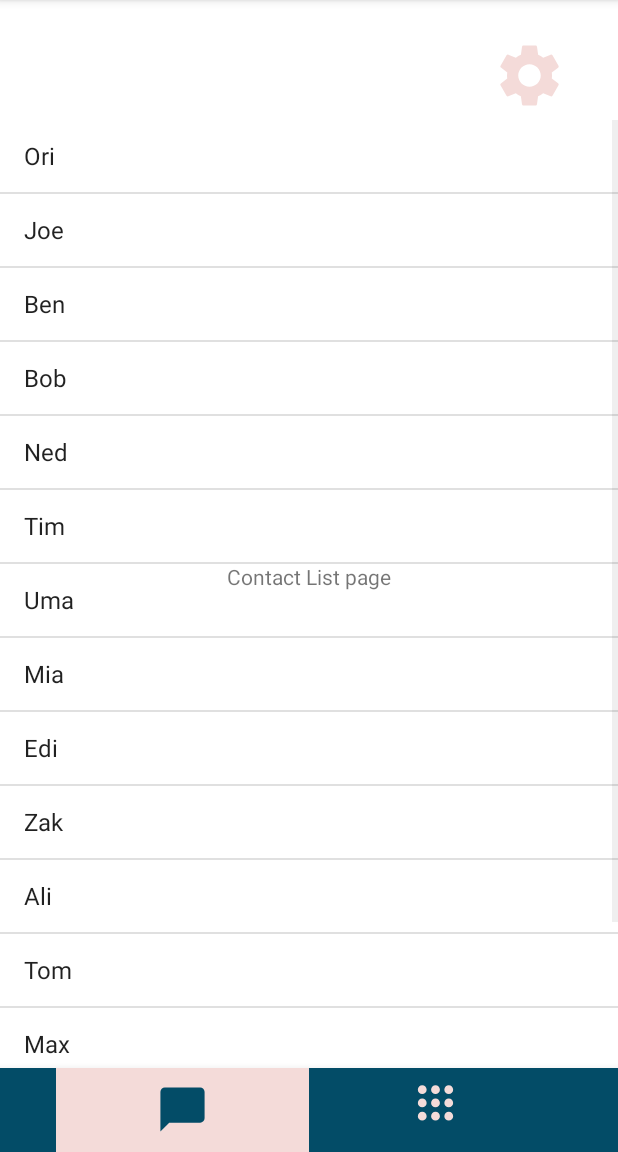
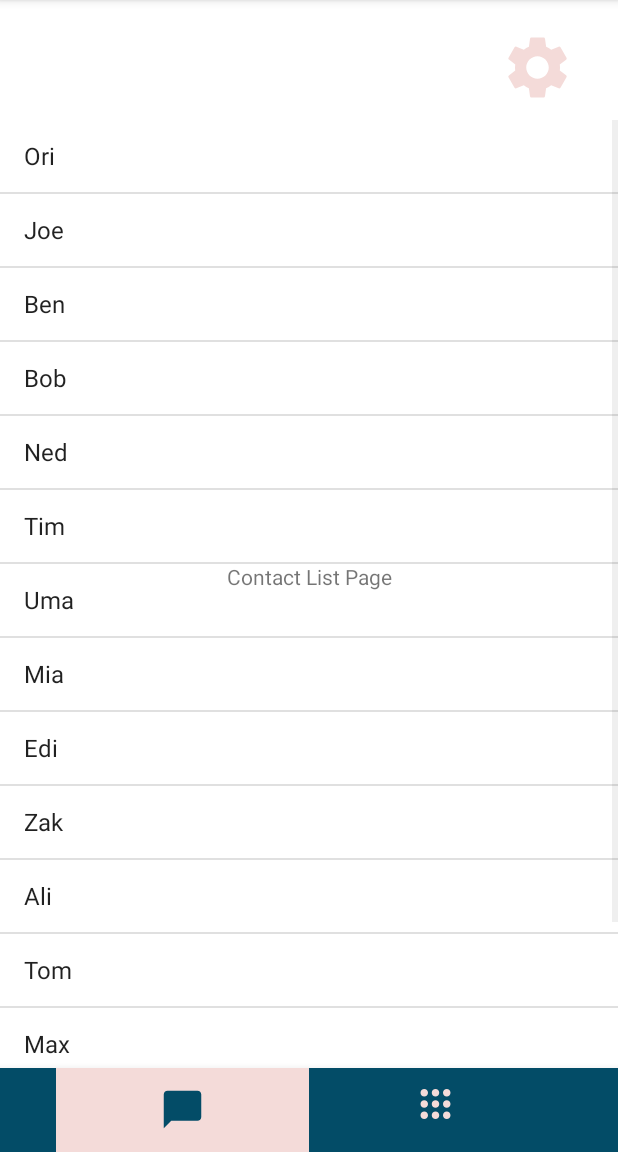
Before and after one commit to YutingShang/SocialMemedia, an Android app: the ContactListActivity screen opened directly, with no data from a screen before it, on a phone screen of 412 x 824 dp, the part 84-1236 px from its top. Run offline under Robolectric (Android 15) with nearby library versions, the phone set to English and light mode, and no system bars.

Commit message:
Dimensions and strings xml resource Social Memedia V 1.0

```diff
--- a/app/src/main/res/layout/activity_chat.xml
+++ b/app/src/main/res/layout/activity_chat.xml
@@ -10,7 +10,7 @@
         android:id="@+id/chattext"
         android:layout_width="wrap_content"
         android:layout_height="wrap_content"
-        android:text="Chat page"
+        android:text="@string/chatPage"
         app:layout_constraintBottom_toBottomOf="parent"
         app:layout_constraintLeft_toLeftOf="parent"
         app:layout_constraintRight_toRightOf="parent"
@@ -20,8 +20,8 @@
         android:id="@+id/backButton"
         android:layout_width="wrap_content"
         android:layout_height="wrap_content"
-        android:layout_marginStart="16dp"
-        android:layout_marginTop="16dp"
+        android:layout_marginStart="@dimen/generalSpace"
+        android:layout_marginTop="@dimen/generalSpace"
         android:src="@drawable/ic_baseline_arrow_back_24"
         app:tint="@color/fresco_pink"
         app:layout_constraintStart_toStartOf="parent"
--- a/app/src/main/res/layout/activity_contact_list.xml
+++ b/app/src/main/res/layout/activity_contact_list.xml
@@ -10,7 +10,7 @@
         android:id="@+id/contactListtext"
         android:layout_width="wrap_content"
         android:layout_height="wrap_content"
-        android:text="Contact List page"
+        android:text="@string/contactListPage"
         app:layout_constraintBottom_toBottomOf="parent"
         app:layout_constraintLeft_toLeftOf="parent"
         app:layout_constraintRight_toRightOf="parent"
@@ -24,8 +24,8 @@
         android:src="@drawable/ic_baseline_settings_24"
         app:layout_constraintEnd_toEndOf="parent"
         app:layout_constraintTop_toTopOf="parent"
-        android:layout_marginTop="15dp"
-        android:layout_marginRight="15dp"
+        android:layout_marginTop="@dimen/generalSpace"
+        android:layout_marginEnd="@dimen/generalSpace"
         style="?android:borderlessButtonStyle"
         app:tint="@color/fresco_pink" />
 
@@ -49,7 +49,7 @@
         app:itemBackground="@color/tab_color"
         app:itemTextColor="@drawable/selector"
         app:itemIconTint="@drawable/selector"
-        app:itemIconSize="35dp"
+        app:itemIconSize="@dimen/iconSmall"
         app:menu="@menu/menu_navigation"
         app:layout_constraintBottom_toBottomOf="parent"
         app:labelVisibilityMode="unlabeled"
--- a/app/src/main/res/layout/activity_meme_feed.xml
+++ b/app/src/main/res/layout/activity_meme_feed.xml
@@ -10,7 +10,7 @@
         android:id="@+id/memeFeedtext"
         android:layout_width="wrap_content"
         android:layout_height="wrap_content"
-        android:text="Meme feed page"
+        android:text="@string/memeFeedPage"
         app:layout_constraintBottom_toBottomOf="parent"
         app:layout_constraintLeft_toLeftOf="parent"
         app:layout_constraintRight_toRightOf="parent"
--- a/app/src/main/res/layout/activity_meme_menu.xml
+++ b/app/src/main/res/layout/activity_meme_menu.xml
@@ -10,7 +10,7 @@
         android:id="@+id/memeMenutext"
         android:layout_width="wrap_content"
         android:layout_height="wrap_content"
-        android:text="Meme menu page"
+        android:text="@string/memeMenuPage"
         app:layout_constraintBottom_toBottomOf="parent"
         app:layout_constraintLeft_toLeftOf="parent"
         app:layout_constraintRight_toRightOf="parent"
@@ -24,10 +24,10 @@
         app:itemBackground="@color/tab_color"
         app:itemTextColor="@drawable/selector"
         app:itemIconTint="@drawable/selector"
+        app:itemIconSize="@dimen/iconSmall"
         app:menu="@menu/menu_navigation"
         app:layout_constraintBottom_toBottomOf="parent"
         app:labelVisibilityMode="unlabeled"
-        app:itemIconSize="35dp"
         />
 
 
--- a/app/src/main/res/layout/activity_signup.xml
+++ b/app/src/main/res/layout/activity_signup.xml
@@ -10,7 +10,7 @@
         android:id="@+id/signUptext"
         android:layout_width="wrap_content"
         android:layout_height="wrap_content"
-        android:text="Sign Up page"
+        android:text="@string/signUpPage"
         app:layout_constraintBottom_toBottomOf="parent"
         app:layout_constraintLeft_toLeftOf="parent"
         app:layout_constraintRight_toRightOf="parent"
@@ -20,7 +20,7 @@
         android:layout_width="wrap_content"
         android:layout_height="wrap_content"
         android:id="@+id/signUpButton"
-        android:text="Sign Up"
+        android:text="@string/signUp"
         app:layout_constraintBottom_toBottomOf="parent"
         app:layout_constraintLeft_toLeftOf="parent"
         app:layout_constraintRight_toRightOf="parent"
--- /dev/null
+++ b/app/src/main/res/values/dimensions.xml
@@ -0,0 +1,7 @@
+<?xml version="1.0" encoding="utf-8"?>
+<resources>
+    <dimen name="iconSmall">30dp</dimen>
+    <dimen name="iconLarge">50dp</dimen>
+    <dimen name="generalSpace">10dp</dimen>
+
+</resources>
```
Also changed, not shown: app/src/main/res/layout/activity_settings.xml (+4 -4 lines), app/src/main/res/values/strings.xml (+8 -0 lines).
